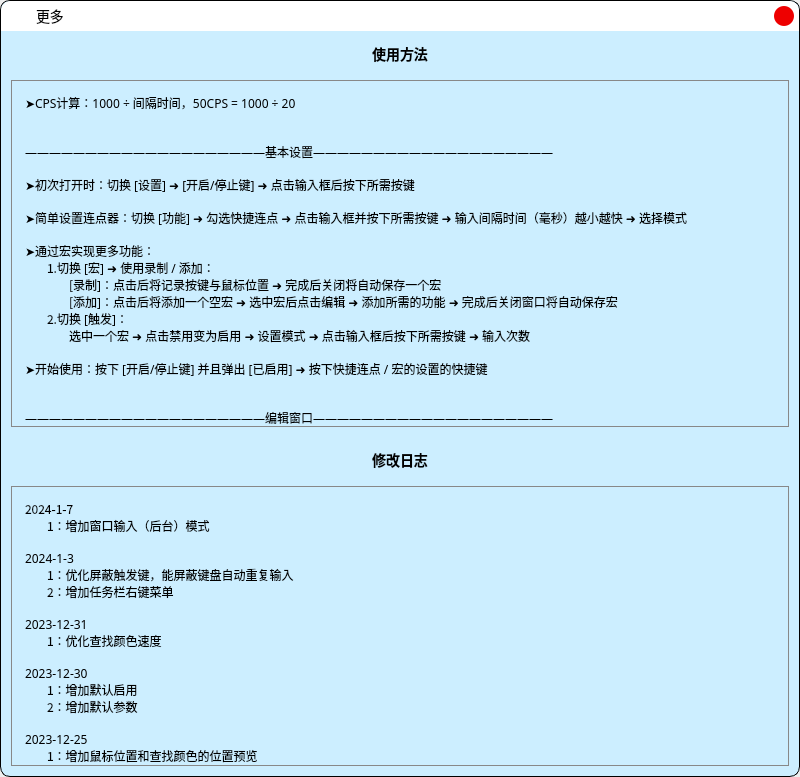
Before: the Qt Designer form .ui/MoreUi.ui in ChiyukiGana/Quickinput, drawn with Qt 5.
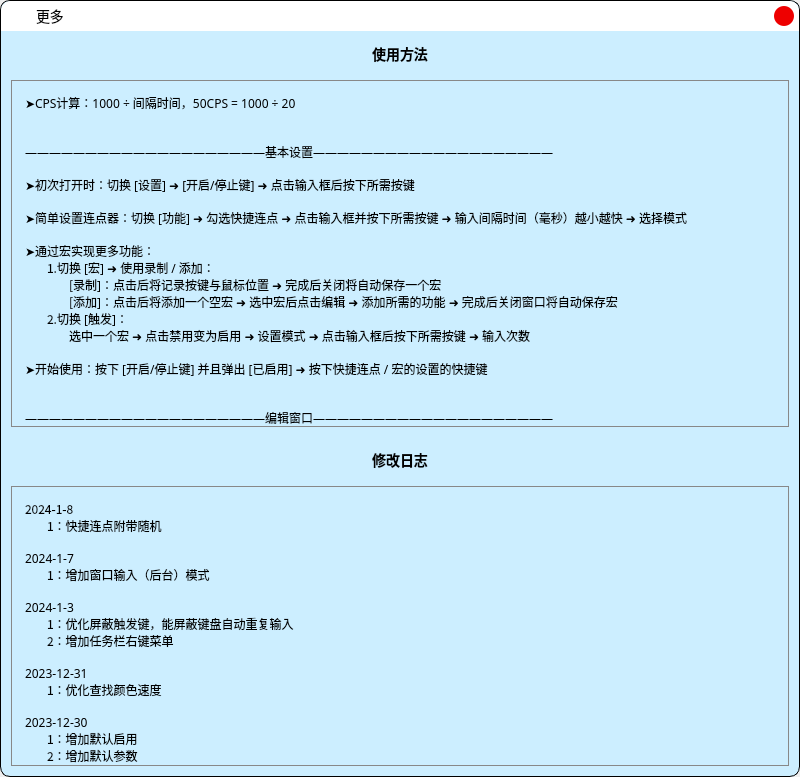
After: the same form once the commit is applied. Icons and pictures are not drawn.

Commit message: 1：快捷连点附带随机

Diff of the .ui file:
```diff
--- a/.ui/MoreUi.ui
+++ b/.ui/MoreUi.ui
@@ -439,7 +439,7 @@
            <x>0</x>
            <y>0</y>
            <width>776</width>
-           <height>2790</height>
+           <height>2841</height>
           </rect>
          </property>
          <property name="styleSheet">
@@ -481,7 +481,10 @@
              <string notr="true">font-family:&quot;Microsoft YaHei&quot;;font-size:12px;</string>
             </property>
             <property name="text">
-             <string>2024-1-7
+             <string>2024-1-8
+ㅤㅤ1：快捷连点附带随机
+
+2024-1-7
 ㅤㅤ1：增加窗口输入（后台）模式
 
 2024-1-3
```
The commit also changes 27 other files.
